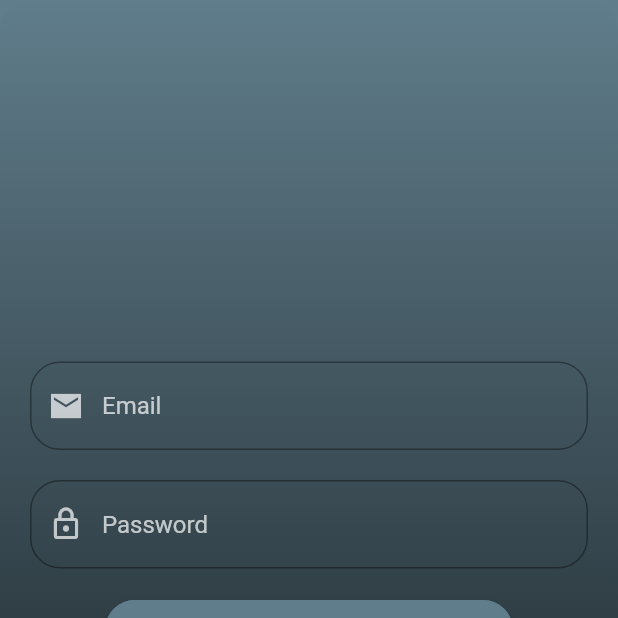
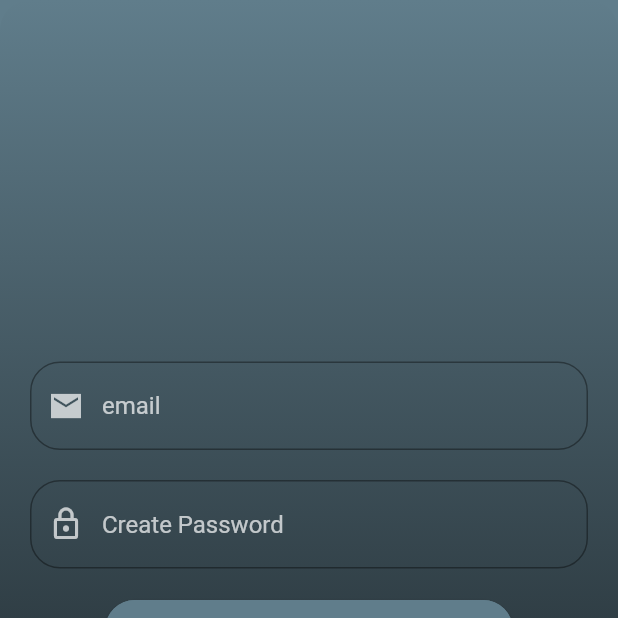
Before and after one commit to DaviesAmedeus/Kimbweta-App, a Flutter app: the screen it shows after launch, on a phone screen of 412 x 824 dp, the top half of it. Run offline on Flutter 3.47's test engine with Material 2 defaults, Android fonts, the phone set to English and light mode, and no system bars; our stand-ins replace file_picker; missing offline and left inert: flutter_state_notifier, scribble, syncfusion_flutter_pdfviewer; accounts and stored records are empty; Roboto replaces fonts that are missing (Poppins).

Commit message:
Fourth Commit Ever!

```diff
--- a/kimbweta_app/lib/components/our_pop_up_menu.dart
+++ b/kimbweta_app/lib/components/our_pop_up_menu.dart
@@ -1,7 +1,7 @@
 import 'package:flutter/material.dart';
 import 'package:file_picker/file_picker.dart';
-import '../screens/sign_in_screen.dart';
-import '../screens/whiteboard_screen.dart';
+import '../screens/authentication_screens/sign_in_screen.dart';
+import 'whiteboard.dart';
 
 class OurPopOutMenu extends StatefulWidget {
   const OurPopOutMenu({
--- a/kimbweta_app/lib/components/our_text_field.dart
+++ b/kimbweta_app/lib/components/our_text_field.dart
@@ -6,12 +6,11 @@ class OurTextField extends StatelessWidget {
   String? hintText;
   Icon? icon;
   TextEditingController? controller;
-  TextStyle textStyle =  const TextStyle(
-      color: kMainWhiteColor
-  );
+  TextStyle textStyle =  const TextStyle(color: kMainWhiteColor);
   String? Function(String?)? validator;
   TextInputType? keyboardType;
   String? Function(String?)? onChanged;
+  bool obscuredText;
 
 
 
@@ -21,7 +20,8 @@ class OurTextField extends StatelessWidget {
     this.controller,
     this.validator,
     this.onChanged,
-    this.keyboardType
+    this.keyboardType,
+    required this.obscuredText,
   });
 
 
@@ -54,6 +54,9 @@ class OurTextField extends StatelessWidget {
         validator: validator,
         keyboardType: keyboardType,
         onChanged: onChanged,
+        obscureText: obscuredText,
+
+
       ),
     );
   }
--- a/kimbweta_app/lib/main.dart
+++ b/kimbweta_app/lib/main.dart
@@ -1,11 +1,9 @@
 import 'package:flutter/material.dart';
 import 'package:kimbweta_app/constants/constants.dart';
-import 'package:kimbweta_app/screens/formValidation.dart';
 import 'package:kimbweta_app/screens/screen_tabs.dart';
-import 'package:kimbweta_app/screens/sign_in_screen.dart';
-import 'package:kimbweta_app/screens/sign_up_screen.dart';
-import 'package:kimbweta_app/screens/welcome_screen.dart';
-import 'package:kimbweta_app/screens/whiteboard_screen.dart';
+import 'package:kimbweta_app/screens/authentication_screens/sign_in_screen.dart';
+import 'package:kimbweta_app/screens/authentication_screens/sign_up_screen.dart';
+import 'package:kimbweta_app/components/whiteboard.dart';
 
 void main() async{
   runApp(KimbwetaApp());
@@ -33,11 +31,9 @@ class KimbwetaApp extends StatelessWidget {
         SignInScreen.id: (context)=> const SignInScreen(),
         SignUpScreen.id: (context)=> const SignUpScreen(),
         ScreenTabs.id: (context)=> const ScreenTabs(),
-        WelcomeScreen.id: (context)=> WelcomeScreen(),
         WhiteboardScreen.id: (context)=> WhiteboardScreen(),
       },
 
-      // home: const ValidationScreen(),
 
 
     );
--- a/kimbweta_app/lib/models/discussion_group.dart
+++ b/kimbweta_app/lib/models/discussion_group.dart
@@ -1,4 +1,3 @@
-import 'package:flutter/material.dart';
 
 class DiscussionGroup{
 
--- /dev/null
+++ b/kimbweta_app/lib/screens/authentication_screens/sign_in_screen.dart
@@ -0,0 +1,180 @@
+import 'package:flutter/material.dart';
+import 'package:kimbweta_app/constants/constants.dart';
+import 'package:kimbweta_app/screens/screen_tabs.dart';
+import 'package:kimbweta_app/screens/authentication_screens/sign_up_screen.dart';
+import '../../components/our_button_round.dart';
+import '../../components/our_text_field.dart';
+
+
+class SignInScreen extends StatefulWidget {
+  static String id = '/signIn';
+   const SignInScreen({Key? key}) : super(key: key);
+
+  @override
+  State<SignInScreen> createState() => _SignInScreenState();
+}
+
+class _SignInScreenState extends State<SignInScreen> {
+  GlobalKey<FormState> globalFormKey = GlobalKey<FormState>();
+
+
+  @override
+  Widget build(BuildContext context) {
+    return Scaffold(
+      backgroundColor: Colors.blueGrey,
+      body: SafeArea(
+        child: Container(
+          width: double.infinity,
+
+          ///For background gardient
+          decoration: const BoxDecoration(
+              gradient: LinearGradient(
+                begin: Alignment.topCenter,
+                end: Alignment.bottomCenter,
+                colors: [
+                  Colors.blueGrey,
+                  Colors.black,
+                ],
+              ),
+              borderRadius: BorderRadius.only(
+                topLeft: Radius.circular(20.0),
+                topRight: Radius.circular(20.0),
+              )
+          ),
+
+          child: Form(
+            key: globalFormKey,
+            child: Column(
+              mainAxisAlignment: MainAxisAlignment.center,
+              children: [
+
+
+                ///Text field for email
+                OurTextField(
+                  hintText: 'email',
+                  obscuredText: false,
+
+                  icon: const Icon(
+                    Icons.email_sharp,
+                    color: kMainWhiteColor,
+                  ),
+                  keyboardType: TextInputType.emailAddress,
+                  onChanged: (input) {
+
+                  },
+                  validator: (input) {
+                    if (input!.isEmpty) {
+                      return "Field should not be empty";
+                    }
+
+                    if (!input.contains("@")) {
+                      return "Email should be valid";
+                    }
+                    return null;
+                  },
+                ),
+                const SizedBox(height: 20,),
+
+                ///Text field for password
+                OurTextField(
+                hintText: 'Create Password',
+                    obscuredText: true,
+
+                    icon: const Icon(
+                  Icons.lock_outline,
+                  color: kMainWhiteColor,
+                ),
+                onChanged: (input) {
+                  return null;
+                },
+                validator: (input) {
+                  if (input!.isEmpty) {
+                    return "Enter password";
+                  }
+                  if (input.length < 6) {
+                    return "Password should have at least 6 characters";
+                  }
+                  return null;
+                }),
+
+                const SizedBox(height: 20,),
+
+                ///sign In button
+                Padding(
+                  padding: const EdgeInsets.symmetric(horizontal: 20),
+                  child: ButtonRound(
+                    onPressed: (){
+                      if(validateAndSave()){
+                        Navigator.pushNamed(context, ScreenTabs.id);
+
+                      }
+
+
+                    },
+                    btnText: "Sign In",
+
+                  ),
+                ),
+
+                const SizedBox(height: 20.0,),
+
+                ///Siugn Up with Google
+                Padding(
+                  padding: const EdgeInsets.symmetric(horizontal: 20.0),
+                  child: OutlinedButton(
+
+                    onPressed: () {
+                    },
+                    child: Padding(
+                      padding: const EdgeInsets.symmetric(vertical: 15),
+                      child: Row(
+                        mainAxisAlignment: MainAxisAlignment.center,
+                        children: const [
+
+                          Image(image: AssetImage('images/google_logo.png'), height: 25.0),
+                          SizedBox(width: 10.0,),
+                          Text('Sign In with Google',
+                            style: TextStyle(
+                                color: kMainWhiteColor,
+                              letterSpacing: 2
+                            ),
+                          ),
+                        ],
+                      ),
+                    ),
+                  ),
+                ),
+
+
+                const SizedBox(height: 25.0,),
+
+                ///Dont have an account button
+                 GestureDetector(
+                   onTap: (){
+                     Navigator.pushNamed(context, SignUpScreen.id);
+                   },
+                   child: const Text("Don't have an account? Sign Up",
+                     style: TextStyle(
+                         color: Colors.blueGrey,
+                       fontWeight: FontWeight.bold
+                     ),
+                   ),
+                 ),
+                const SizedBox(height: 20,),
+              ],
+            ),
+          ),
+        ),
+      ),
+    );
+  }
+
+  bool validateAndSave() {
+    final form = globalFormKey.currentState;
+    if (form!.validate()) {
+      form.save();
+      return true;
+    }
+    return false;
+  }
+}
--- a/kimbweta_app/lib/screens/home_screen.dart
+++ b/kimbweta_app/lib/screens/main_screens/home_screen.dart
@@ -1,6 +1,6 @@
 import 'package:flutter/material.dart';
-import '../constants/constants.dart';
-import 'discussion_screen.dart';
+import '../../constants/constants.dart';
+import '../background_screens/discussion_screen.dart';
 import 'package:kimbweta_app/models/discussion_group.dart';
 
 
--- a/kimbweta_app/lib/screens/join_screen.dart
+++ b/kimbweta_app/lib/screens/main_screens/join_screen.dart
@@ -1,6 +1,6 @@
 import 'package:flutter/material.dart';
 
-import '../constants/constants.dart';
+import '../../constants/constants.dart';
 class JoinScreen extends StatelessWidget {
   const JoinScreen({Key? key}) : super(key: key);
 
--- a/kimbweta_app/lib/screens/screen_tabs.dart
+++ b/kimbweta_app/lib/screens/screen_tabs.dart
@@ -1,8 +1,8 @@
 import 'package:flutter/material.dart';
-import 'package:kimbweta_app/screens/join_screen.dart';
+import 'package:kimbweta_app/screens/main_screens/join_screen.dart';
 
 import '../constants/constants.dart';
-import 'home_screen.dart';
+import 'main_screens/home_screen.dart';
 
 class ScreenTabs extends StatefulWidget {
   static String id = '/tabs';
--- a/kimbweta_app/lib/screens/sign_in_screen.dart
+++ /dev/null
@@ -1,130 +0,0 @@
-import 'package:flutter/material.dart';
-import 'package:kimbweta_app/constants/constants.dart';
-import 'package:kimbweta_app/screens/screen_tabs.dart';
-import 'package:kimbweta_app/screens/sign_up_screen.dart';
-import '../components/our_button_round.dart';
-import '../components/our_text_field.dart';
-import 'home_screen.dart';
-
-
-class SignInScreen extends StatefulWidget {
-  static String id = '/signIn';
-   const SignInScreen({Key? key}) : super(key: key);
-
-  @override
-  State<SignInScreen> createState() => _SignInScreenState();
-}
-
-class _SignInScreenState extends State<SignInScreen> {
-  @override
-  Widget build(BuildContext context) {
-    return Scaffold(
-      backgroundColor: Colors.blueGrey,
-      body: SafeArea(
-        child: Container(
-          width: double.infinity,
-
-          ///For background gardient
-          decoration: const BoxDecoration(
-              gradient: LinearGradient(
-                begin: Alignment.topCenter,
-                end: Alignment.bottomCenter,
-                colors: [
-                  Colors.blueGrey,
-                  Colors.black,
-                ],
-              ),
-              borderRadius: BorderRadius.only(
-                topLeft: Radius.circular(20.0),
-                topRight: Radius.circular(20.0),
-              )
-          ),
-
-          child: Column(
-            mainAxisAlignment: MainAxisAlignment.center,
-            children: [
-
-
-              ///Text field for email
-              OurTextField(
-                hintText: 'Email',
-                icon: const Icon(Icons.email_sharp, color: kMainWhiteColor,
-                ),
-              ),
-              const SizedBox(height: 20,),
-
-              ///Text field for password
-              OurTextField(
-                hintText: 'Password',
-                icon: const Icon(Icons.lock_outline, color: kMainWhiteColor,
-                ),
-              ),
-
-
-
-              const SizedBox(height: 20,),
-
-              ///sign In button
-              Padding(
-                padding: const EdgeInsets.symmetric(horizontal: 20),
-                child: ButtonRound(
-                  onPressed: (){
-                    Navigator.pushNamed(context, ScreenTabs.id);
-
-                  },
-                  btnText: "Sign In",
-
-                ),
-              ),
-
-              const SizedBox(height: 20.0,),
-
-              Padding(
-                padding: const EdgeInsets.symmetric(horizontal: 20.0),
-                child: OutlinedButton(
-
-                  onPressed: () {
-                  },
-                  child: Padding(
-                    padding: const EdgeInsets.symmetric(vertical: 15),
-                    child: Row(
-                      mainAxisAlignment: MainAxisAlignment.center,
-                      children: const [
-
-                        Image(image: AssetImage('images/google_logo.png'), height: 25.0),
-                        SizedBox(width: 10.0,),
-                        Text('Sign In with Google',
-                          style: TextStyle(
-                              color: kMainWhiteColor,
-                            letterSpacing: 2
-                          ),
-                        ),
-                      ],
-                    ),
-                  ),
-                ),
-              ),
-
-
-              const SizedBox(height: 25.0,),
-
-              ///Dont have an account button
-               GestureDetector(
-                 onTap: (){
-                   Navigator.pushNamed(context, SignUpScreen.id);
-                 },
-                 child: const Text("Don't have an account? Sign Up",
-                   style: TextStyle(
-                       color: Colors.blueGrey,
-                     fontWeight: FontWeight.bold
-                   ),
-                 ),
-               ),
-              const SizedBox(height: 20,),
-            ],
-          ),
-        ),
-      ),
-    );
-  }
-}
--- a/kimbweta_app/pubspec.yaml
+++ b/kimbweta_app/pubspec.yaml
@@ -13,11 +13,11 @@ dependencies:
     sdk: flutter
   cupertino_icons: ^1.0.2
   scribble: ^0.9.1
-  sqflite: ^2.2.6
   file_picker: ^5.2.11
   syncfusion_flutter_pdfviewer: ^21.1.41
   flutter_native_splash: ^2.2.19
   http: ^0.13.6
+  path_provider: ^2.0.15
 
 flutter_native_splash:
   background_image: images/background.png
```
Also changed, not shown: kimbweta_app/lib/models/discussion_group_model.dart (added, +54 -0 lines), kimbweta_app/lib/screens/authentication_screens/sign_up_screen.dart (renamed from kimbweta_app/lib/screens/sign_up_screen.dart, +7 -3 lines), kimbweta_app/lib/screens/background_screens/discussion_screen.dart (renamed from kimbweta_app/lib/screens/discussion_screen.dart, +51 -24 lines), kimbweta_app/lib/screens/background_screens/document_view_screen.dart (renamed from kimbweta_app/lib/screens/document_view_screen.dart, +7 -5 lines), kimbweta_app/lib/screens/welcome_screen.dart (deleted, +0 -18 lines), kimbweta_app/lib/components/progressHUD.dart (renamed from kimbweta_app/lib/screens/progressHUD.dart), kimbweta_app/lib/components/whiteboard.dart (renamed from kimbweta_app/lib/screens/whiteboard_screen.dart), kimbweta_app/lib/screens/main_screens/archive_screen.dart (added), kimbweta_app/lib/screens/test_screens/formValidation.dart (renamed from kimbweta_app/lib/screens/formValidation.dart), kimbweta_app/pubspec.lock.
